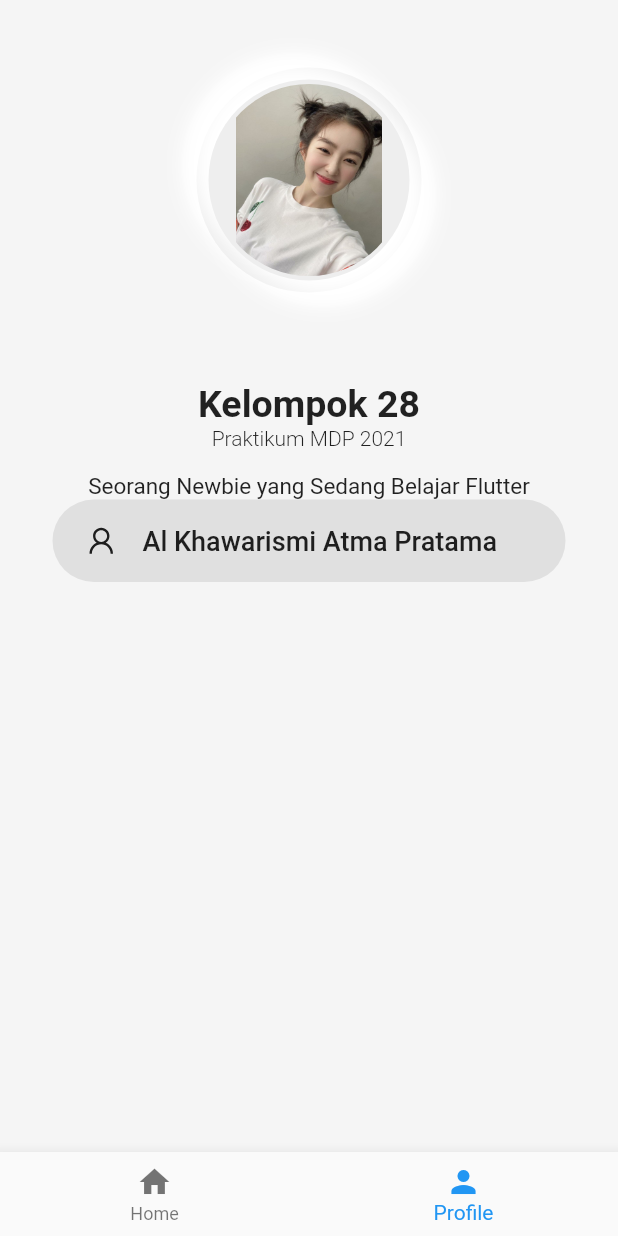
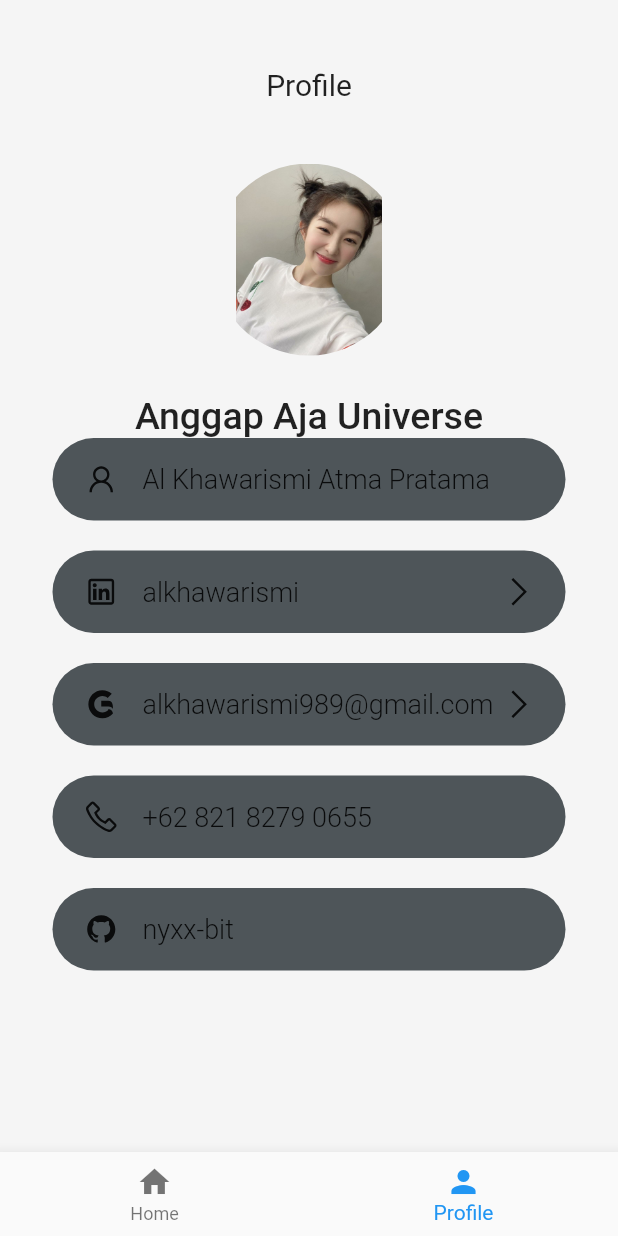
Before and after one commit to nyxx-bit/nyxxtamdp, a Flutter app: the screen it shows after launch, item 2 of the bottom bar chosen, on a phone screen of 412 x 824 dp. Run offline on Flutter 3.47's test engine with Material 2 defaults, Android fonts, the phone set to English and light mode, and no system bars; our stand-ins replace line_awesome_flutter, percent_indicator, shared_preferences; network calls fail; Roboto replaces fonts that are missing (Poppins).

Commit message:
updating profile (about)

```diff
--- a/lib/screens/about.dart
+++ b/lib/screens/about.dart
@@ -23,28 +23,35 @@ class _AboutPageState extends State<AboutPage> {
                 Padding(
                   padding: EdgeInsets.only(top: 20),
                 ),
-                AvatarImage(),
+                const Text(
+                  'Profile',
+                  style: TextStyle(fontSize: 20),
+                ),
                 const SizedBox(
                   height: 30,
                 ),
-                const SizedBox(height: 30),
+                AvatarImage(),
+                const SizedBox(
+                  height: 5,
+                ),
+                const SizedBox(height: 10),
                 const Text(
-                  'Kelompok 28',
+                  'Anggap Aja Universe',
                   style: TextStyle(
                       fontSize: 25,
-                      fontWeight: FontWeight.w700,
+                      fontWeight: FontWeight.w500,
                       fontFamily: "Poppins"),
                 ),
-                const Text(
-                  'Praktikum MDP 2021',
-                  style: TextStyle(fontWeight: FontWeight.w300),
-                ),
-                const SizedBox(height: 15),
-                const Text(
-                  'Seorang Newbie yang Sedang Belajar Flutter',
-                  textAlign: TextAlign.center,
-                  style: TextStyle(fontSize: 15, fontFamily: "Poppins"),
-                ),
+                // const Text(
+                //   'Tugas Akhir Praktikum MDP 2021',
+                //   style: TextStyle(fontWeight: FontWeight.w300),
+                // ),
+                // const SizedBox(height: 15),
+                // const Text(
+                //   'Seorang Newbie yang Sedang Belajar Flutter',
+                //   textAlign: TextAlign.center,
+                //   style: TextStyle(fontSize: 15, fontFamily: "Poppins"),
+                // ),
                 ProfileListItems(),
               ],
             ),
@@ -55,38 +62,38 @@ class _AboutPageState extends State<AboutPage> {
   }
 }
 
-class AppBarButton extends StatelessWidget {
-  final IconData icon;
+// class AppBarButton extends StatelessWidget {
+//   final IconData icon;
 
-  const AppBarButton({this.icon});
+//   const AppBarButton({this.icon});
 
-  @override
-  Widget build(BuildContext context) {
-    return Container(
-      width: 55,
-      height: 55,
-      decoration: BoxDecoration(
-          shape: BoxShape.circle,
-          color: Colors.grey.shade200,
-          boxShadow: [
-            BoxShadow(
-              // color: kLightBlack,
-              offset: Offset(1, 1),
-              blurRadius: 10,
-            ),
-            BoxShadow(
-              // color: kWhite,
-              offset: Offset(-1, -1),
-              blurRadius: 10,
-            ),
-          ]),
-      child: Icon(
-        icon,
-        color: fCL,
-      ),
-    );
-  }
-}
+//   @override
+//   Widget build(BuildContext context) {
+//     return Container(
+//       width: 55,
+//       height: 55,
+//       decoration: BoxDecoration(
+//           shape: BoxShape.circle,
+//           color: Colors.grey.shade200,
+//           boxShadow: [
+//             BoxShadow(
+//               // color: kLightBlack,
+//               offset: Offset(1, 1),
+//               // blurRadius: 10,
+//             ),
+//             BoxShadow(
+//               // color: kWhite,
+//               offset: Offset(-1, -1),
+//               // blurRadius: 10,
+//             ),
+//           ]),
+//       child: Icon(
+//         icon,
+//         color: fCL,
+//       ),
+//     );
+//   }
+// }
 
 class AvatarImage extends StatelessWidget {
   @override
@@ -95,9 +102,9 @@ class AvatarImage extends StatelessWidget {
       width: 150,
       height: 150,
       padding: EdgeInsets.all(8),
-      decoration: avatarDecoration,
+      // decoration: avatarDecoration,
       child: Container(
-        decoration: avatarDecoration,
+        // decoration: avatarDecoration,
         padding: EdgeInsets.all(3),
         child: Container(
           decoration: BoxDecoration(
@@ -123,6 +130,26 @@ class ProfileListItems extends StatelessWidget {
             text: 'Al Khawarismi Atma Pratama',
             hasNavigation: false,
           ),
+          ProfileListItem(
+            icon: LineAwesomeIcons.linkedin,
+            text: 'alkhawarismi',
+            hasNavigation: true,
+          ),
+          ProfileListItem(
+            icon: LineAwesomeIcons.gofore,
+            text: 'alkhawarismi989@gmail.com',
+            hasNavigation: true,
+          ),
+          ProfileListItem(
+            icon: LineAwesomeIcons.phone,
+            text: '+62 821 8279 0655',
+            hasNavigation: false,
+          ),
+          ProfileListItem(
+            icon: LineAwesomeIcons.github,
+            text: 'nyxx-bit',
+            hasNavigation: false,
+          ),
         ],
       ),
     );
--- a/lib/util/constants.dart
+++ b/lib/util/constants.dart
@@ -16,7 +16,7 @@ const kSpacingUnit = 10;
 
 final kTitleTextStyle = TextStyle(
   fontSize: 18,
-  fontWeight: FontWeight.w600,
+  fontWeight: FontWeight.w200,
 );
 
 BoxDecoration avatarDecoration =
--- a/lib/util/profile_list_item.dart
+++ b/lib/util/profile_list_item.dart
@@ -28,7 +28,7 @@ class ProfileListItem extends StatelessWidget {
       ),
       decoration: BoxDecoration(
         borderRadius: BorderRadius.circular(30),
-        color: Colors.grey.shade300,
+        color: const Color(0xFF4e5559),
       ),
       child: Row(
         children: <Widget>[
@@ -40,7 +40,7 @@ class ProfileListItem extends StatelessWidget {
           Text(
             this.text,
             style: kTitleTextStyle.copyWith(
-                fontWeight: FontWeight.w500, fontFamily: "Poppins"),
+                fontWeight: FontWeight.w300, fontFamily: "Poppins"),
           ),
           Spacer(),
           if (this.hasNavigation)
--- a/lib/util/themeconfig.dart
+++ b/lib/util/themeconfig.dart
@@ -4,11 +4,11 @@ import 'package:flutter/material.dart';
 
 class ThemeConfig {
   static Color lightPrimary = Colors.grey[100];
-  static Color darkPrimary = Color(0xff1f1f1f);
-  static Color lightAccent = Color(0xffd8242a);
-  static Color darkAccent = Color(0xffd8242a);
+  static Color darkPrimary = const Color(0xff1f1f1f);
+  static Color lightAccent = const Color(0xffd8242a);
+  static Color darkAccent = const Color(0xffd8242a);
   static Color lightBG = Colors.grey[100];
-  static Color darkBG = Color(0xff121212);
+  static Color darkBG = const Color(0xff121212);
 
   static ThemeData lightTheme = ThemeData(
     backgroundColor: lightBG,
```
